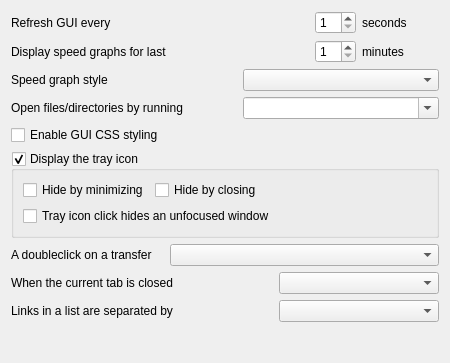
Qt form src/SettingsGeneralForm.ui (LubosD/fatrat) before a commit.
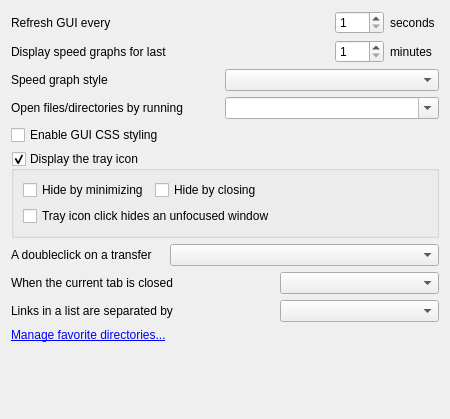
The same form after that commit.

What changed in the file:
```diff
--- a/src/SettingsGeneralForm.ui
+++ b/src/SettingsGeneralForm.ui
@@ -6,7 +6,7 @@
     <x>0</x>
     <y>0</y>
     <width>450</width>
-    <height>363</height>
+    <height>419</height>
    </rect>
   </property>
   <property name="windowTitle" >
@@ -20,7 +20,7 @@
      </property>
     </widget>
    </item>
-   <item row="0" column="5" >
+   <item row="0" column="4" >
     <widget class="QSpinBox" name="spinRefreshGUI" >
      <property name="minimum" >
       <number>1</number>
@@ -30,28 +30,28 @@
      </property>
     </widget>
    </item>
-   <item row="0" column="6" >
+   <item row="0" column="5" >
     <widget class="QLabel" name="label_6" >
      <property name="text" >
       <string comment="every X seconds" >seconds</string>
      </property>
     </widget>
    </item>
-   <item row="1" column="0" colspan="5" >
+   <item row="1" column="0" colspan="4" >
     <widget class="QLabel" name="label_9" >
      <property name="text" >
       <string>Display speed graphs for last</string>
      </property>
     </widget>
    </item>
-   <item row="1" column="5" >
+   <item row="1" column="4" >
     <widget class="QSpinBox" name="spinGraphMinutes" >
      <property name="minimum" >
       <number>1</number>
      </property>
     </widget>
    </item>
-   <item row="1" column="6" >
+   <item row="1" column="5" >
     <widget class="QLabel" name="label_10" >
      <property name="text" >
       <string comment="last X minutes" >minutes</string>
@@ -65,17 +65,17 @@
      </property>
     </widget>
    </item>
-   <item row="2" column="3" colspan="5" >
+   <item row="2" column="2" colspan="4" >
     <widget class="QComboBox" name="comboGraphStyle" />
    </item>
-   <item row="3" column="0" colspan="3" >
+   <item row="3" column="0" colspan="2" >
     <widget class="QLabel" name="label_11" >
      <property name="text" >
       <string>Open files/directories by running</string>
      </property>
     </widget>
    </item>
-   <item row="3" column="3" colspan="5" >
+   <item row="3" column="2" colspan="4" >
     <widget class="QComboBox" name="comboFileExec" >
      <property name="editable" >
       <bool>true</bool>
@@ -89,7 +89,7 @@
      </property>
     </widget>
    </item>
-   <item row="5" column="0" colspan="8" >
+   <item row="5" column="0" colspan="6" >
     <widget class="QGroupBox" name="checkTrayIcon" >
      <property name="title" >
       <string>Display the tray icon</string>
@@ -142,30 +142,37 @@
      </property>
     </widget>
    </item>
-   <item row="6" column="1" colspan="7" >
+   <item row="6" column="1" colspan="5" >
     <widget class="QComboBox" name="comboDoubleClick" />
    </item>
-   <item row="7" column="0" colspan="4" >
+   <item row="7" column="0" colspan="3" >
     <widget class="QLabel" name="label_3" >
      <property name="text" >
       <string>When the current tab is closed</string>
      </property>
     </widget>
    </item>
-   <item row="7" column="4" colspan="4" >
+   <item row="7" column="3" colspan="3" >
     <widget class="QComboBox" name="comboCloseCurrent" />
    </item>
-   <item row="8" column="0" colspan="4" >
+   <item row="8" column="0" colspan="3" >
     <widget class="QLabel" name="label_4" >
      <property name="text" >
       <string>Links in a list are separated by</string>
      </property>
     </widget>
    </item>
-   <item row="8" column="4" colspan="4" >
+   <item row="8" column="3" colspan="3" >
     <widget class="QComboBox" name="comboLinkSeparator" />
    </item>
-   <item row="9" column="0" colspan="7" >
+   <item row="9" column="0" colspan="2" >
+    <widget class="QLabel" name="labelManageFavs" >
+     <property name="text" >
+      <string>&lt;a href="manageFavs">Manage favorite directories...&lt;/a></string>
+     </property>
+    </widget>
+   </item>
+   <item row="10" column="0" colspan="6" >
     <spacer>
      <property name="orientation" >
       <enum>Qt::Vertical</enum>
```
